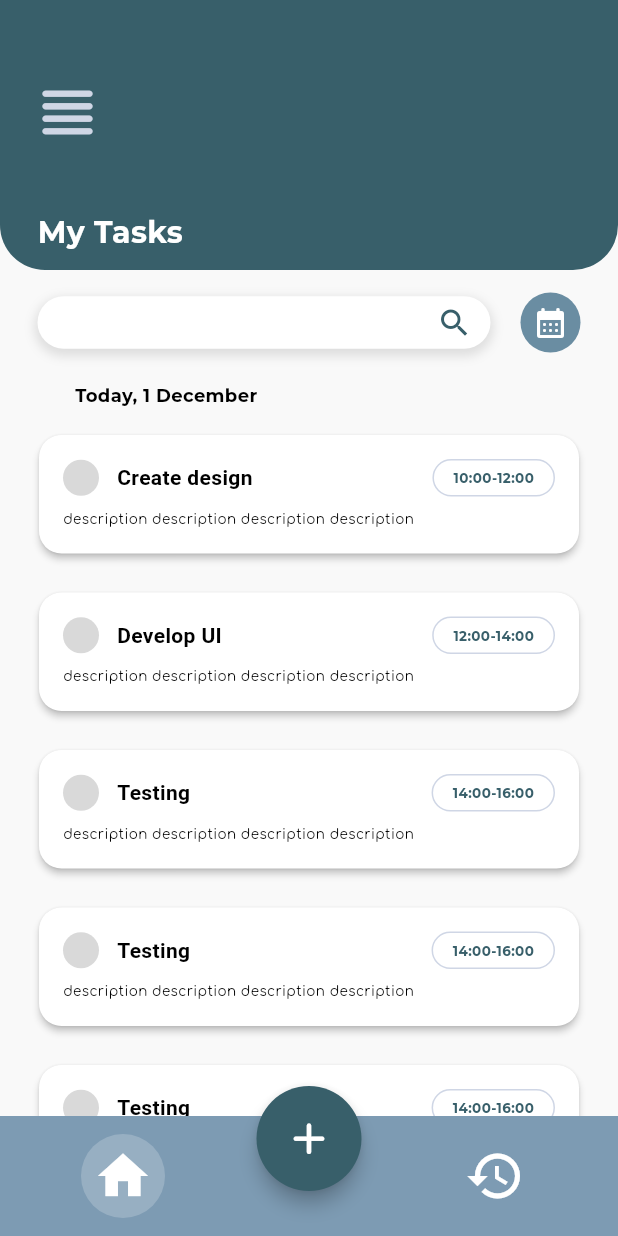
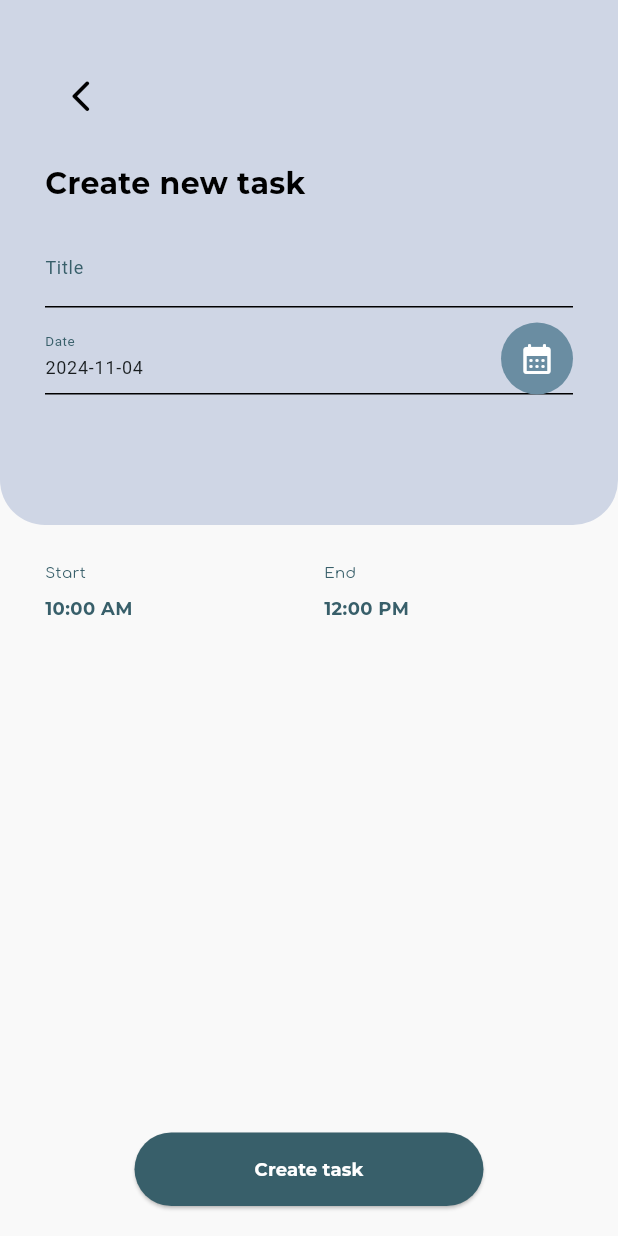
Before and after one commit to jjuulliiaas/tasker, a Flutter app: the screen it shows after launch, after a tap on the "add" icon, on a phone screen of 412 x 824 dp. Run offline on Flutter 3.47's test engine with Material 3 defaults, Android fonts, the phone set to English and light mode, and no system bars; project files that could hold a hidden picture were left out.

Commit message:
- add new screen add_task.dart; - set custom appBar here (class TopContainer); - do option of selecting time and date; - add button 'Create task'

```diff
--- /dev/null
+++ b/lib/screens/add_task.dart
@@ -0,0 +1,220 @@
+import 'package:flutter/material.dart';
+import 'package:tasker/theme/colors.dart';
+import 'package:tasker/theme/styled_text.dart';
+import 'package:tasker/widgets/top_container.dart';
+
+class AddTaskPage extends StatefulWidget {
+  @override
+  _AddTaskPageState createState() => _AddTaskPageState();
+}
+
+class _AddTaskPageState extends State<AddTaskPage> {
+  String title = "";
+  String description = "";
+  DateTime selectedDate = DateTime.now();
+  TimeOfDay startTime = TimeOfDay(hour: 10, minute: 0);
+  TimeOfDay endTime = TimeOfDay(hour: 12, minute: 0);
+
+  Future<void> _selectDate(BuildContext context) async {
+    final DateTime? picked = await showDatePicker(
+      context: context,
+      initialDate: selectedDate,
+      firstDate: DateTime(2020),
+      lastDate: DateTime(2101),
+    );
+    if (picked != null && picked != selectedDate)
+      setState(() {
+        selectedDate = picked;
+      });
+  }
+
+  Future<void> _selectTime(BuildContext context, bool isStart) async {
+    final TimeOfDay? picked = await showTimePicker(
+      context: context,
+      initialTime: isStart ? startTime : endTime,
+    );
+    if (picked != null)
+      setState(() {
+        if (isStart) {
+          startTime = picked;
+        } else {
+          endTime = picked;
+        }
+      });
+  }
+
+  @override
+  Widget build(BuildContext context) {
+    return Scaffold(
+      backgroundColor: ColorsList.kAppBackground,
+      body: SingleChildScrollView(
+          child: ConstrainedBox(
+          constraints: BoxConstraints(
+          minHeight: MediaQuery.of(context).size.height,
+      ),
+      child: IntrinsicHeight(
+        child: Column(
+          children: [
+          TopContainer(
+            width: MediaQuery.of(context).size.width,
+              height: 350,
+              color: ColorsList.kAuthBackground,
+              padding: EdgeInsets.only(left: 30.0, top: 40.0, bottom: 20.0, right: 30.0),
+              child: Column(
+                crossAxisAlignment: CrossAxisAlignment.start,
+                children: [
+                  IconButton(onPressed: () {
+                    Navigator.pop(context);
+                  },
+                      icon: Icon(Icons.arrow_back_ios_new_rounded,
+                        color: Colors.black,
+                        size: 25,)),
+                  SizedBox(height: 20),
+                  StyledText.mainHeading(
+                  text: 'Create new task',
+                  color: Colors.black,
+                  ),
+                  SizedBox(height: 15),
+                  TextField(
+                    onChanged: (value) {
+                      setState(() {
+                        title = value;
+                      });
+                    },
+                    decoration: InputDecoration(
+                      labelText: 'Title',
+                      labelStyle: TextStyle(
+                          color: ColorsList.kDarkGreen,
+                          fontSize: 12,
+                      ),
+                      enabledBorder: UnderlineInputBorder(
+                        borderSide: BorderSide(color: Colors.black),
+                      ),
+                      focusedBorder: UnderlineInputBorder(
+                        borderSide: BorderSide(color: Colors.black),
+                      ),
+                    ),
+                  ),
+                  SizedBox(height: 10),
+                  Row(
+                    children: [
+                      Expanded(
+                        child: TextField(
+                          style: TextStyle(
+                            fontSize: 12
+                          ),
+                          readOnly: true,
+                          onTap: () => _selectDate(context),
+                          decoration: InputDecoration(
+                            labelText: 'Date',
+                            labelStyle: TextStyle(
+                              color: ColorsList.kDarkGreen,
+                              fontSize: 12,
+                            ),
+                            suffixIcon: GestureDetector(
+                              onTap: () {
+                               _selectDate(context);
+                              },
+                              child: Container(
+                                height: 40.0,
+                                width: 40.0,
+                                decoration: BoxDecoration(
+                                  color: ColorsList.kLightGreen,
+                                  shape: BoxShape.circle,
+                                ),
+                                child: Icon(Icons.calendar_month_rounded, color: Colors.white),
+                              ),
+                            ),
+                            enabledBorder: UnderlineInputBorder(
+                              borderSide: BorderSide(color: Colors.black),
+                            ),
+                            focusedBorder: UnderlineInputBorder(
+                              borderSide: BorderSide(color: Colors.black),
+                            ),
+                          ),
+                          controller: TextEditingController(text: "${selectedDate.toLocal()}".split(' ')[0]),
+                        ),
+                      ),
+                    ],
+                  ),
+                ]
+              ),
+          ),
+            SizedBox(height: 20),
+            Padding(
+              padding: EdgeInsets.symmetric(vertical: 5.0, horizontal: 30.0),
+              child: Row(
+              mainAxisAlignment: MainAxisAlignment.spaceBetween,
+              children: [
+                Expanded(
+                  child: Column(
+                    crossAxisAlignment: CrossAxisAlignment.start,
+                    children: [
+                      StyledText.defaultLabel(
+                        text: 'Start',
+                        color: ColorsList.kDarkGreen,
+                      ),
+                      SizedBox(height: 8),
+                      InkWell(
+                        onTap: () => _selectTime(context, true),
+                        child: StyledText.accentLabel(
+                          text: startTime.format(context),
+                          color: ColorsList.kDarkGreen,
+                        ),
+                      ),
+                    ],
+                  ),
+                ),
+                SizedBox(width: 20),
+                Expanded(
+                  child: Column(
+                    crossAxisAlignment: CrossAxisAlignment.start,
+                    children: [
+                      StyledText.defaultLabel(
+                        text: 'End',
+                        color: ColorsList.kDarkGreen,
+                      ),
+                      SizedBox(height: 8),
+                      InkWell(
+                        onTap: () => _selectTime(context, false),
+                        child: StyledText.accentLabel(
+                          text: endTime.format(context),
+                          color: ColorsList.kDarkGreen,
+                        ),
+                      ),
+                    ],
+                  ),
+                ),
+              ],
+            ),
+            ),
+            Spacer(),
+            // Create Task Button
+            Center(
+              child: ElevatedButton(
+                onPressed: () {
+                  // Handle create task action
+                  // Можна додати збереження нового завдання
+                },
+                style: ElevatedButton.styleFrom(
+                  backgroundColor: ColorsList.kDarkGreen,
+                  padding: EdgeInsets.symmetric(horizontal: 80, vertical: 16),
+                  shape: RoundedRectangleBorder(
+                    borderRadius: BorderRadius.circular(30),
+                  ),
+                ),
+                child: StyledText.accentLabel(
+                  text: "Create task",
+                  color: Colors.white,
+                ),
+              ),
+            ),
+            SizedBox(height: 20),
+          ],
+        ),
+      ),
+      ),
+      ),
+    );
+  }
+}
--- a/lib/screens/home.dart
+++ b/lib/screens/home.dart
@@ -1,10 +1,11 @@
 import 'package:flutter/material.dart';
-import 'package:tasker/widgets/custom_sliver_app_bar.dart';
-import 'package:tasker/theme/colors.dart';
-import 'package:tasker/theme/styled_text.dart';
-import 'package:tasker/widgets/search_bar.dart' as custom;
+import '../theme/colors.dart';
+import '../theme/styled_text.dart';
+import '../widgets/search_bar.dart' as custom;
 import '../widgets/task_container.dart';
 import '../widgets/bottom_nav_bar.dart';
+import '../widgets/custom_sliver_app_bar.dart';
+import '../screens/add_task.dart';
 
 class HomePage extends StatelessWidget {
   final List<Map<String, String>> tasks = [
@@ -120,7 +121,10 @@ class HomePage extends StatelessWidget {
           // TO DO actions for history button
         },
         onAddTaskTap: () {
-          // TO DO actions for add task button
+          Navigator.push(
+              context,
+            MaterialPageRoute(builder: (context) => AddTaskPage())
+          );
         },
         isHomeSelected: true,
         isHistorySelected: false,
--- a/lib/widgets/top_container.dart
+++ b/lib/widgets/top_container.dart
@@ -17,7 +17,7 @@ class TopContainer extends StatelessWidget {
   @override
   Widget build(BuildContext context) {
     return Container(
-      padding: padding!=null ? padding : EdgeInsets.only(left: 30.0, bottom: 0.0),
+      padding: padding,
       decoration: BoxDecoration(
           color: color,
           borderRadius: BorderRadius.only(
```
